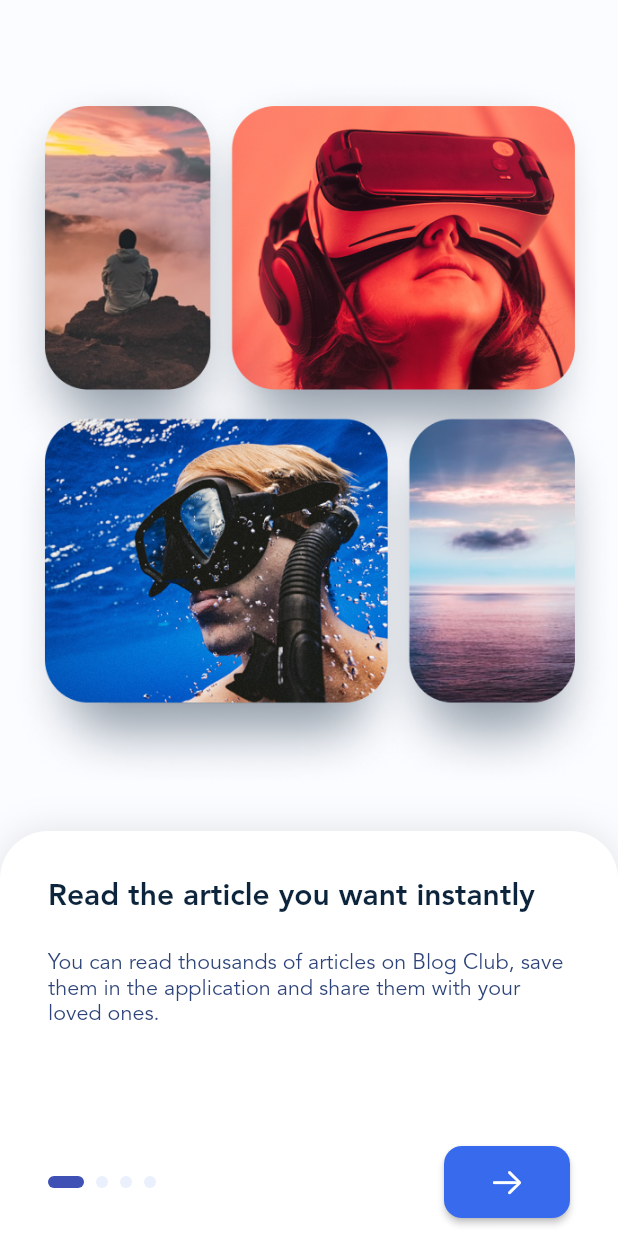
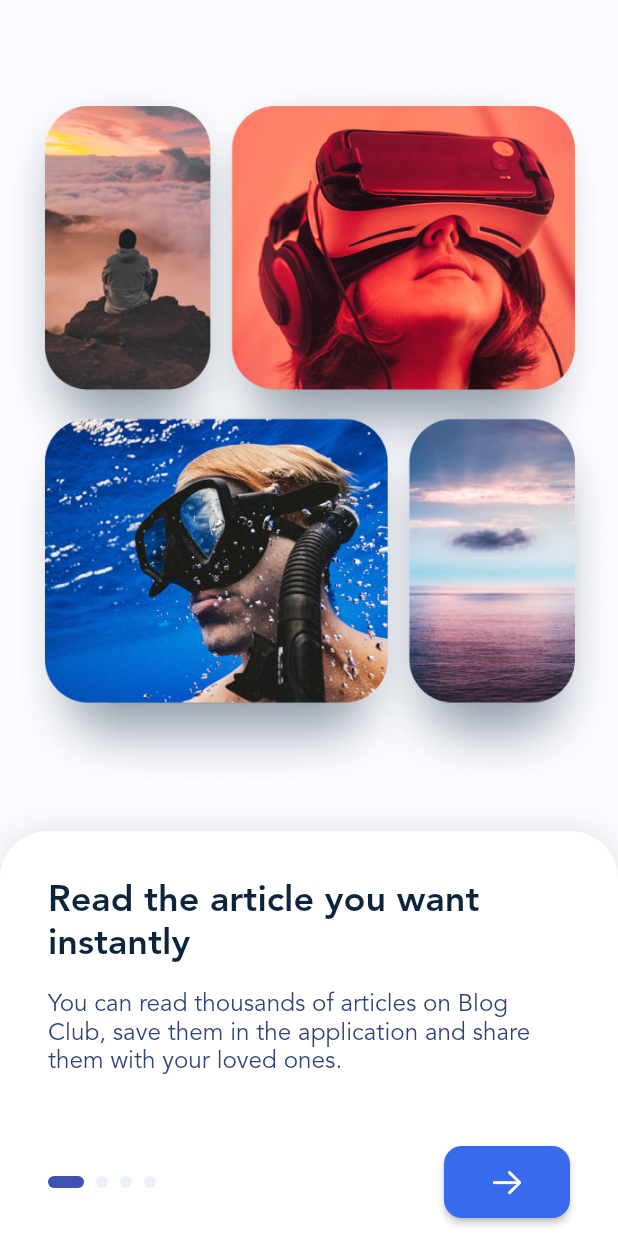
Before and after one commit to lfawtme/blogclub, a Flutter app: the screen it shows after launch, on a phone screen of 412 x 824 dp. Run offline on Flutter 3.47's test engine with Material 2 defaults, Android fonts, the phone set to English and light mode, and no system bars; drawn by our look-alikes of smooth_page_indicator; our stand-ins replace dotted_border, flutter_svg.

Commit message:
'finishboarding'

```diff
--- a/lib/onboarding.dart
+++ b/lib/onboarding.dart
@@ -70,10 +70,10 @@ class _OnBoardingScreenState extends State<OnBoardingScreen> {
                         crossAxisAlignment: CrossAxisAlignment.start,
                         children: [
                           Text(items[index].title,
-                          style: themeData.textTheme.headline5,),
-                          SizedBox(height: 24,),
+                          style: themeData.textTheme.headline4,),
+                          SizedBox(height: 16,),
                           Text(items[index].description,
-                          style: themeData.textTheme.subtitle1!.apply(fontSizeFactor: 0.8),),
+                          style: themeData.textTheme.subtitle1!.apply(fontSizeFactor: 0.9),),
                         ],
                       ),
                     );
```
